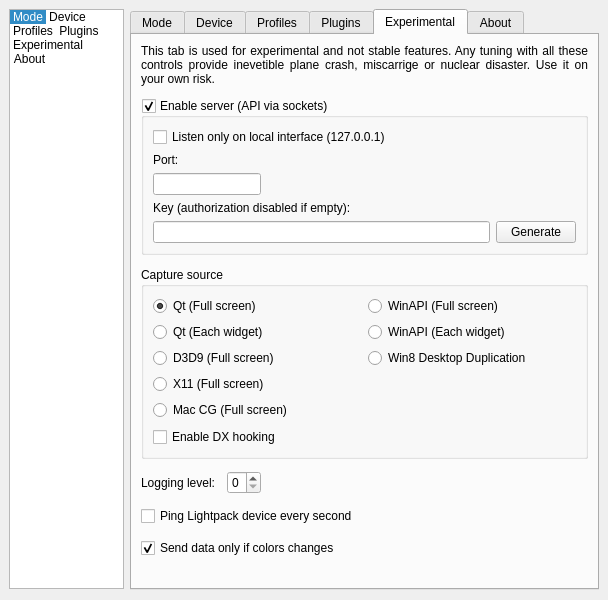
The window that Software/src/SettingsWindow.ui (woodenshark/Lightpack) describes before a commit, drawn with Qt 5.
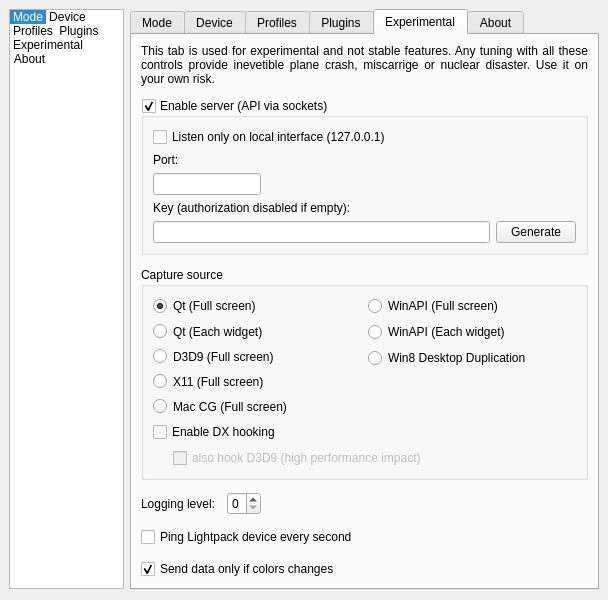
The same window after the commit. The open tabs and pages were chosen to show the change. Icons and pictures are not drawn. Custom widgets are drawn as their Qt base class.

What changed in the file:
```diff
--- a/Software/src/SettingsWindow.ui
+++ b/Software/src/SettingsWindow.ui
@@ -2302,6 +2302,36 @@
              </property>
             </widget>
            </item>
+           <item>
+            <layout class="QHBoxLayout" name="horizontalLayout_9">
+             <item>
+              <spacer name="horizontalSpacer_4">
+               <property name="orientation">
+                <enum>Qt::Horizontal</enum>
+               </property>
+               <property name="sizeType">
+                <enum>QSizePolicy::Fixed</enum>
+               </property>
+               <property name="sizeHint" stdset="0">
+                <size>
+                 <width>20</width>
+                 <height>0</height>
+                </size>
+               </property>
+              </spacer>
+             </item>
+             <item>
+              <widget class="QCheckBox" name="checkBox_EnableDx9Capture">
+               <property name="enabled">
+                <bool>false</bool>
+               </property>
+               <property name="text">
+                <string>also hook D3D9 (high performance impact)</string>
+               </property>
+              </widget>
+             </item>
+            </layout>
+           </item>
           </layout>
          </widget>
         </item>
```
Left out of the diff: 2 changed lines with no effect on the pictures.
